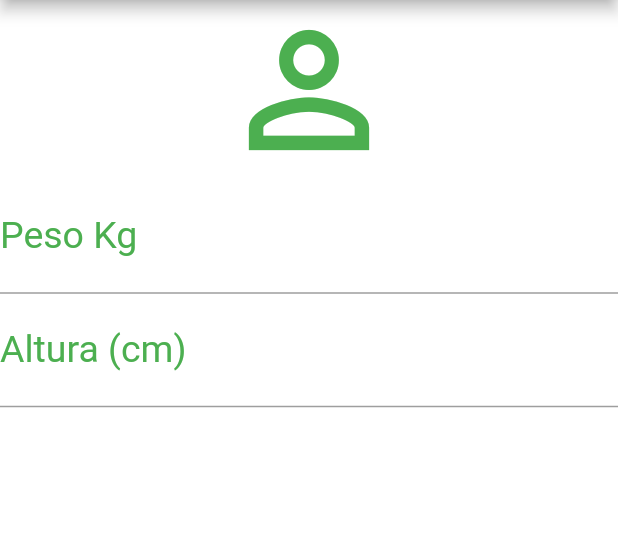
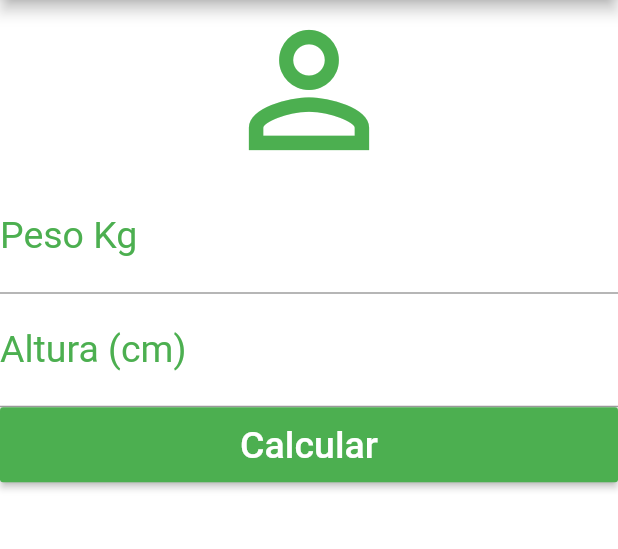
Before and after one commit to zVinicius/calculadoraIMC, a Flutter app: the screen it shows after launch, on a phone screen of 412 x 824 dp, the part 84-633 px from its top. Run offline on Flutter 3.47's test engine with Material 2 defaults, Android fonts, the phone set to English and light mode, and no system bars.

Commit message:
adicionai o botão Calcular

```diff
--- a/lib/main.dart
+++ b/lib/main.dart
@@ -52,7 +52,15 @@ class Home extends StatefulWidget{
               ),
              textAlign: TextAlign.center,
              style: TextStyle(color: Colors.green, fontSize: 25.0),
-             )
+             ),
+            Container(
+              height: 50.0,
+              child: RaisedButton(
+                onPressed: (){},
+                child: Text("Calcular", style: TextStyle(color: Colors.white, fontSize: 25.0)),
+                color: Colors.green,
+              ),
+            )
          ],
        ),
      );
```
